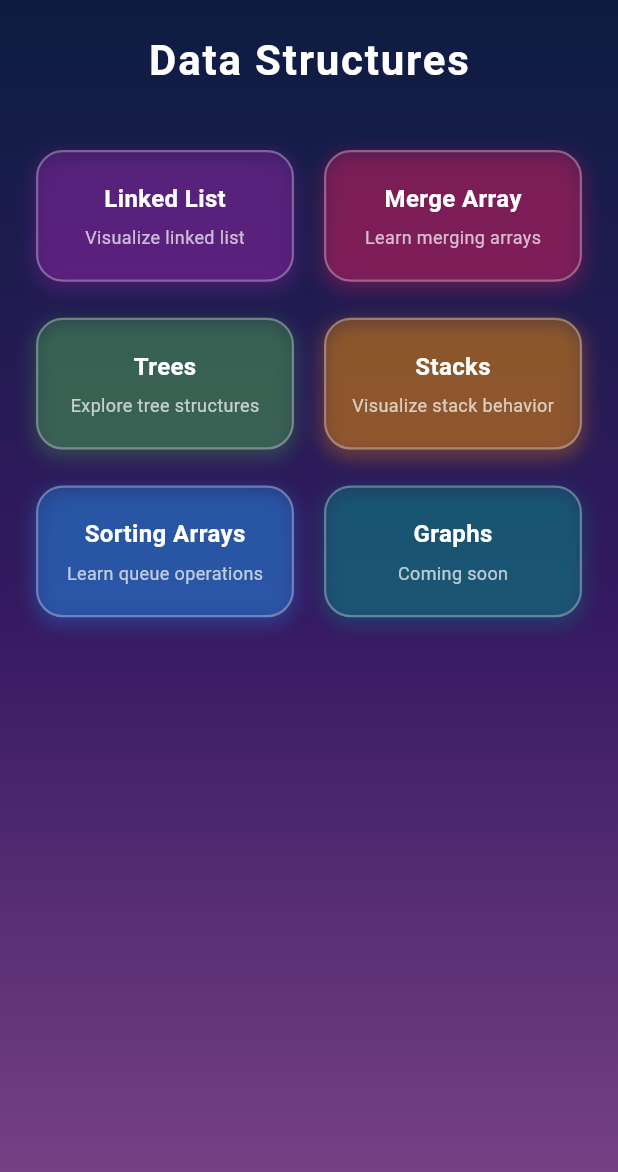
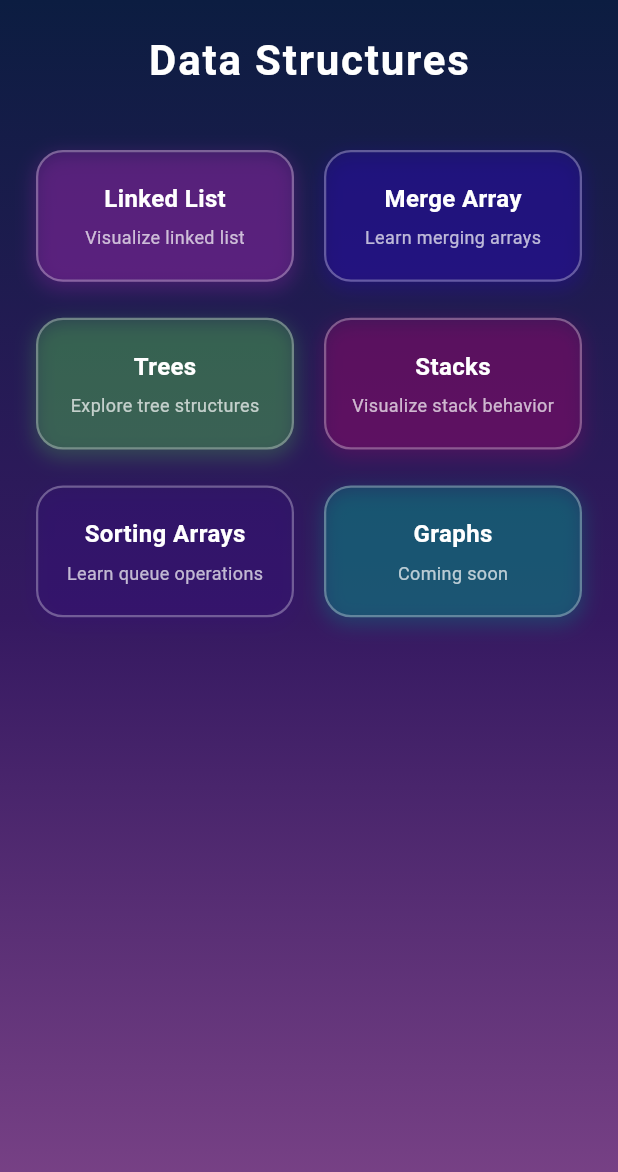
Before and after one commit to AasiyaNaaz/lyrica, a Flutter app: the HomePage1 screen opened directly, on a phone screen of 412 x 824 dp. Shown: the top 1172 px of the screen. Run offline on Flutter 3.47's test engine with Material 3 defaults, Android fonts, the light colour scheme and no system bars; our stand-ins replace audioplayers, shared_preferences; accounts and stored records are empty.

Commit message:
color enhancement done

```diff
--- a/lib/screens/data_structures_pages/data_Structure_mainPage.dart
+++ b/lib/screens/data_structures_pages/data_Structure_mainPage.dart
@@ -16,7 +16,7 @@ class HomePage1 extends StatelessWidget {
     {
       "title": "Merge Array",
       "subtitle": "Learn merging arrays",
-      "color": Colors.pink,
+      "color": const Color.fromARGB(255, 40, 9, 180),
       "page": MergingArraysPage(),
     },
     {
@@ -28,13 +28,13 @@ class HomePage1 extends StatelessWidget {
     {
       "title": "Stacks",
       "subtitle": "Visualize stack behavior",
-      "color": Colors.orange,
+      "color": const Color.fromARGB(255, 151, 7, 108),
       "page": StackPage(),
     },
     {
       "title": "Sorting Arrays",
       "subtitle": "Learn queue operations",
-      "color": Colors.blue,
+      "color": const Color.fromARGB(255, 52, 16, 119),
       "page": SortingPage(),
     },
     {
```
